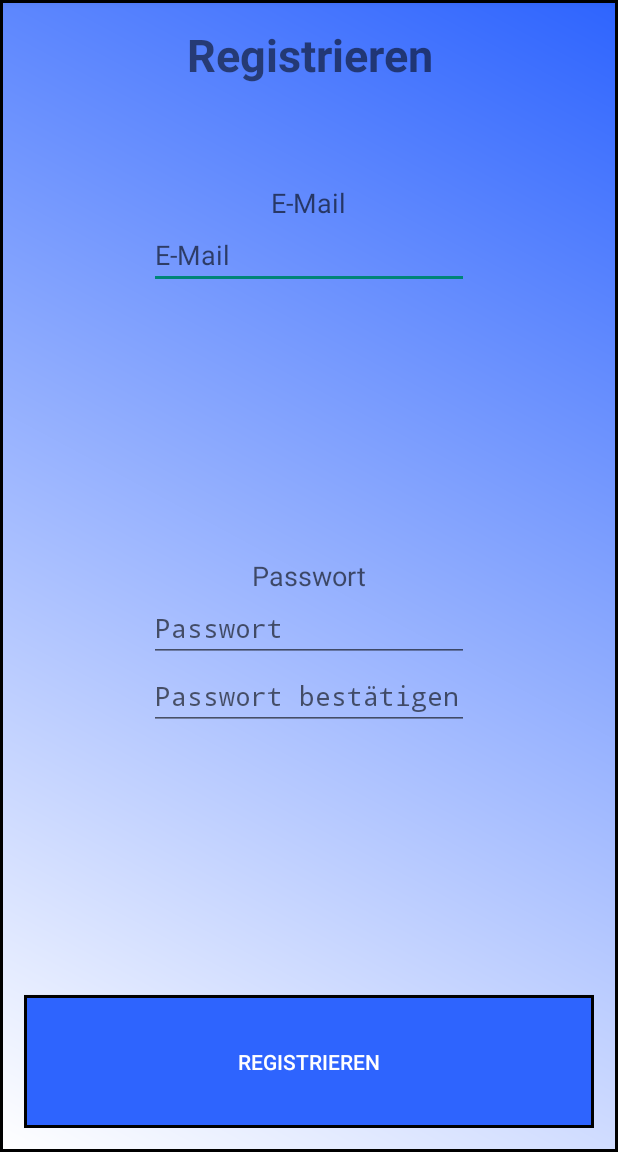
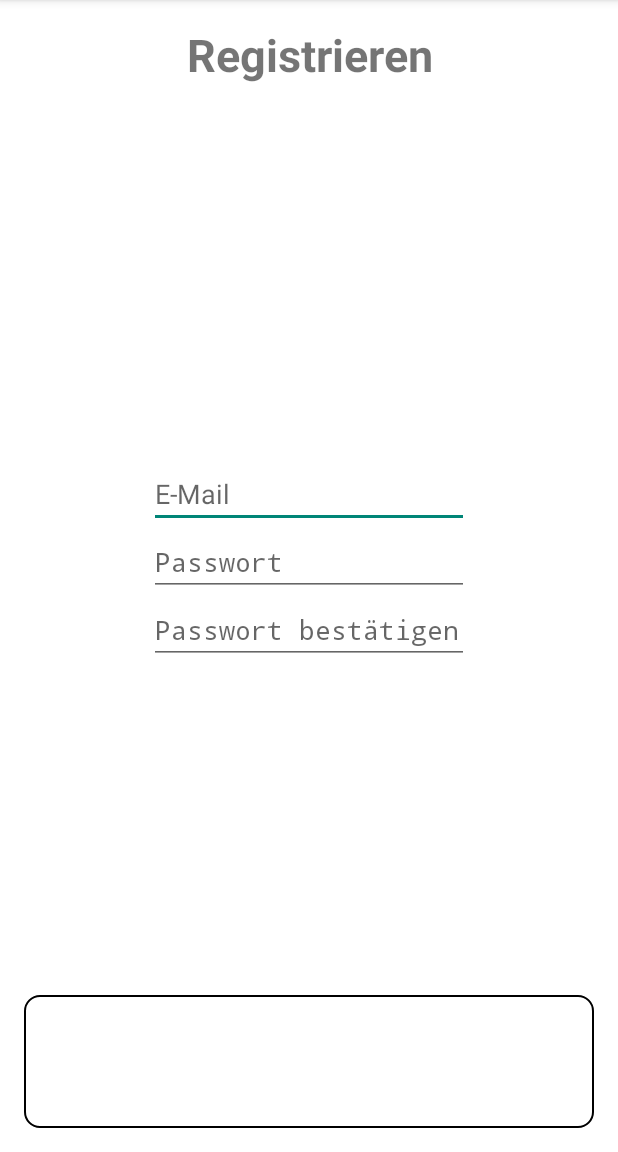
Before and after one commit to Schwarzi91/Repo_MeetAbility, an Android app: the layout activity_register.xml on its own in the app's theme, with its tools: preview values and no code run, on a phone screen of 412 x 824 dp, the part 84-1236 px from its top. Run offline under Robolectric (Android 15) with nearby library versions, the phone set to English and light mode, and no system bars.

Commit message:
add Activity and View "Register"

```diff
--- a/MeetAbility/app/src/main/java/com/example/philipp/meetability/LoginActivity.java
+++ b/MeetAbility/app/src/main/java/com/example/philipp/meetability/LoginActivity.java
@@ -13,6 +13,7 @@ import android.widget.TextView;
 public class LoginActivity extends Activity implements View.OnClickListener
 {
     private ImageButton btLogin;
+    private Button btRegister;
     private EditText etEmail;
     private TextView tvNotRegistered;
 
@@ -23,6 +24,9 @@ public class LoginActivity extends Activity implements View.OnClickListener
         setContentView(R.layout.activity_login_new);
         btLogin = (ImageButton) findViewById(R.id.btLogin);
         btLogin.setOnClickListener(this);
+
+        btRegister = (Button) findViewById(R.id.btRegister);
+        btRegister.setOnClickListener(this);
 
         etEmail = (EditText) findViewById(R.id.etEmail);
 
@@ -39,7 +43,7 @@ public class LoginActivity extends Activity implements View.OnClickListener
             intent.putExtra("E-Mail", etEmail.getText().toString());
             startActivity(intent);
         }
-        else if(v == tvNotRegistered)
+        else if(v == btRegister)
         {
             Intent intent = new Intent(this, RegisterActivity.class);
             startActivity(intent);
--- a/MeetAbility/app/src/main/java/com/example/philipp/meetability/RegisterActivity.java
+++ b/MeetAbility/app/src/main/java/com/example/philipp/meetability/RegisterActivity.java
@@ -12,6 +12,6 @@ public class RegisterActivity extends Activity
     @Override
     protected void onCreate(Bundle savedInstanceState) {
         super.onCreate(savedInstanceState);
-        setContentView(R.layout.activity_register);
+        setContentView(R.layout.activity_register_new);
     }
 }
--- a/MeetAbility/app/src/main/res/layout/activity_register.xml
+++ b/MeetAbility/app/src/main/res/layout/activity_register.xml
@@ -5,7 +5,7 @@
     android:paddingTop="@dimen/activity_vertical_margin"
     android:paddingBottom="@dimen/activity_vertical_margin"
     tools:context="com.example.philipp.meetability.RegisterActivity"
-    android:background="@drawable/background_style">
+    android:background="#ffffff">
 
     <TextView
         android:id="@+id/tvRegistrieren"
@@ -16,34 +16,16 @@
         android:textStyle="bold"
         android:gravity="center"/>
 
-    <TextView
-        android:id="@+id/tvEMail"
-        android:layout_width="wrap_content"
-        android:layout_height="wrap_content"
-        android:textAppearance="?android:attr/textAppearanceMedium"
-        android:text="@string/email"
-        android:layout_below="@+id/tvRegistrieren"
-        android:layout_centerHorizontal="true"
-        android:layout_marginTop="66dp" />
-
     <EditText
         android:layout_width="wrap_content"
         android:layout_height="wrap_content"
         android:inputType="textEmailAddress"
         android:ems="10"
         android:id="@+id/etEmail"
-        android:layout_below="@+id/tvEMail"
+        android:layout_below="@+id/tvRegistrieren"
         android:layout_centerHorizontal="true"
-        android:hint="E-Mail"/>
-
-    <TextView
-        android:layout_width="wrap_content"
-        android:layout_height="wrap_content"
-        android:textAppearance="?android:attr/textAppearanceMedium"
-        android:text="@string/password"
-        android:id="@+id/tvPassword"
-        android:layout_centerVertical="true"
-        android:layout_centerHorizontal="true" />
+        android:hint="E-Mail"
+        android:layout_marginTop="250dp"/>
 
     <EditText
         android:layout_width="wrap_content"
@@ -51,7 +33,7 @@
         android:inputType="textPassword"
         android:ems="10"
         android:id="@+id/etPassword"
-        android:layout_below="@+id/tvPassword"
+        android:layout_below="@+id/etEmail"
         android:layout_alignEnd="@+id/etEmail"
         android:hint="Passwort"/>
 
@@ -70,7 +52,7 @@
         android:layout_height="40pt"
         android:text="@string/register"
         android:id="@+id/btRegister"
-        android:background="@drawable/button_style"
+        android:background="@drawable/round_button"
         android:textColor="#ffffff"
         android:layout_alignParentBottom="true"
         android:layout_alignParentStart="true" />
```
Also changed, not shown: MeetAbility/app/src/main/res/layout/activity_login_new.xml (+7 -0 lines), MeetAbility/app/src/main/res/layout/activity_register_new.xml (added, +65 -0 lines).
